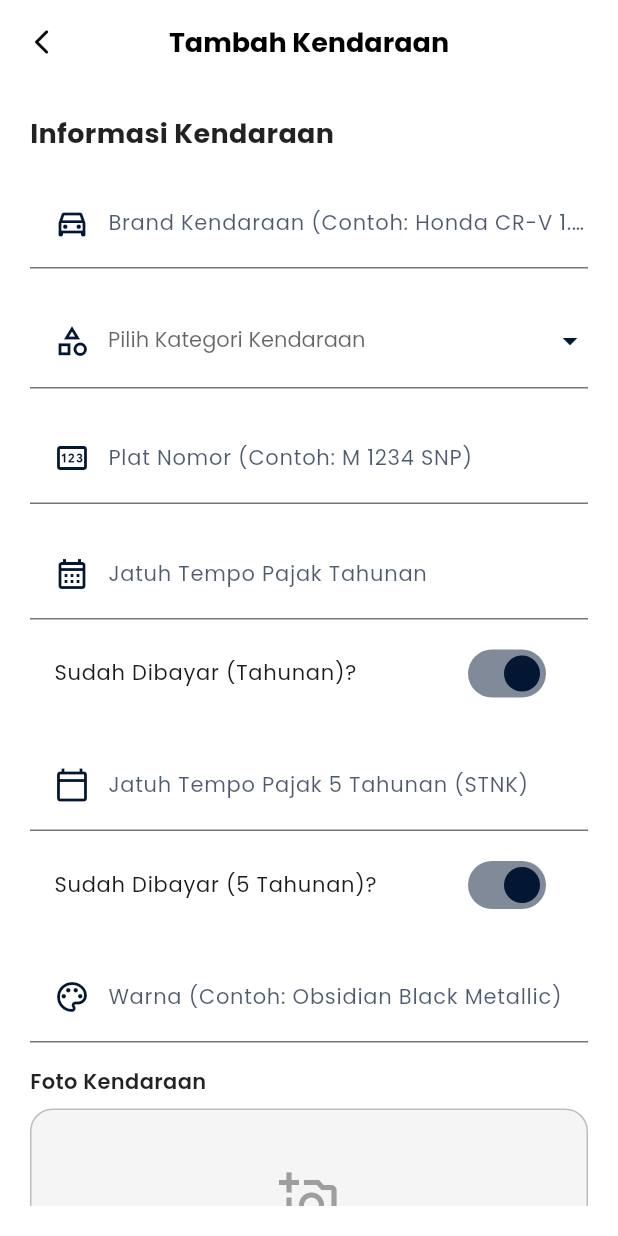
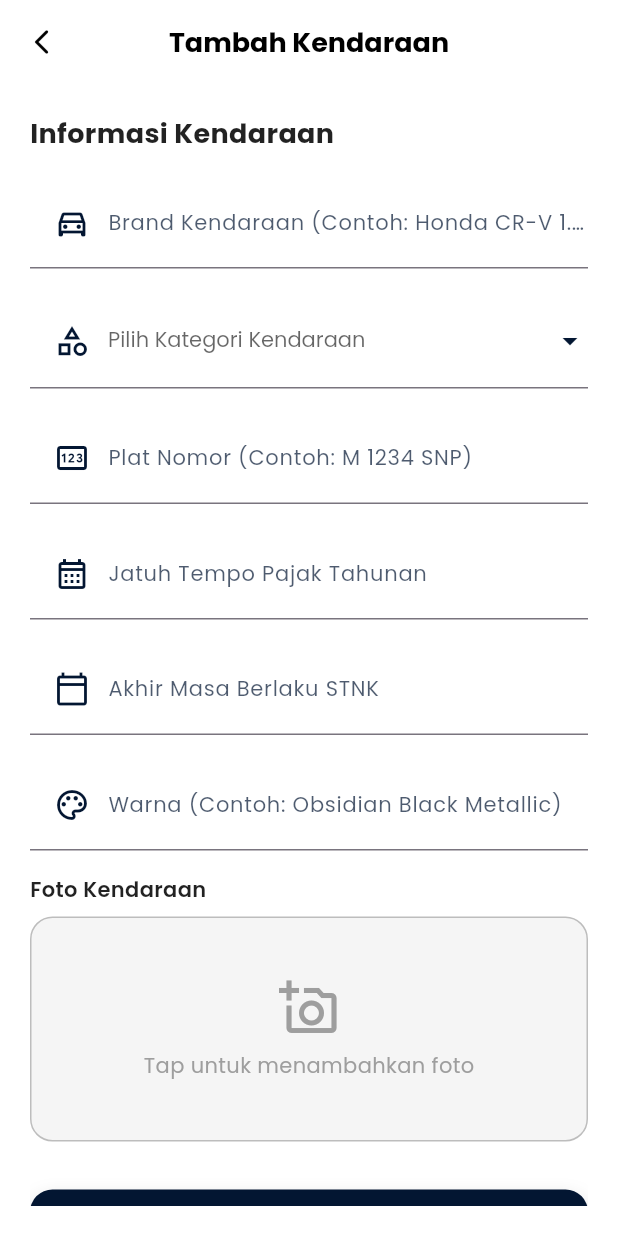
Before and after one commit to rzkyrhmdian/MobileProgramming-FinalProject, a Flutter app: the AddGarageScreen screen opened directly, on a phone screen of 412 x 824 dp. Run offline on Flutter 3.47's test engine with Material 3 defaults, Android fonts, the light colour scheme and no system bars; our stand-ins replace awesome_notifications, cloud_firestore, dio, firebase_auth, firebase_core, flutter_map and 7 more; accounts and stored records are empty.

Commit message:
feat: implement vehicles tax notification

```diff
--- a/mobileprogramming_finalproject/lib/domain/model/garage_vehicle.dart
+++ b/mobileprogramming_finalproject/lib/domain/model/garage_vehicle.dart
@@ -60,7 +60,7 @@ class GarageVehicle {
   }
 
   String get annualTaxStatusText => _getStatusText(annualTaxStatus, 'Tahunan');
-  String get fiveYearTaxStatusText => _getStatusText(fiveYearTaxStatus, '5 Tahunan');
+  String get fiveYearTaxStatusText => _getStatusText(fiveYearTaxStatus, 'STNK');
 
   String _getBadgeText(GarageVehicleStatus status) {
     switch (status) {
--- a/mobileprogramming_finalproject/lib/domain/repository/notification_repository.dart
+++ b/mobileprogramming_finalproject/lib/domain/repository/notification_repository.dart
@@ -1,4 +1,5 @@
 import 'package:mobileprogramming_finalproject/domain/model/notification_info.dart';
+import 'package:mobileprogramming_finalproject/domain/model/garage_vehicle.dart';
 
 abstract class NotificationRepository {
   Future<void> initializeNotification();
@@ -27,4 +28,7 @@ abstract class NotificationRepository {
 
   Stream<List<NotificationInfo>> getUserNotificationsStream();
   Future<void> markAsRead(String docId);
+
+  Future<void> scheduleVehicleTaxNotifications(GarageVehicle vehicle);
+  Future<void> cancelVehicleNotifications(String vehicleId);
 }
--- a/mobileprogramming_finalproject/lib/ui/detail_garage/detail_garage_screen.dart
+++ b/mobileprogramming_finalproject/lib/ui/detail_garage/detail_garage_screen.dart
@@ -146,13 +146,13 @@ class DetailGarageScreen extends StatelessWidget {
                                     const SizedBox(height: 30),
                                     _buildDetailRow(
                                       Icons.calendar_month_outlined,
-                                      'Jatuh Tempo Pajak 5 Tahunan',
+                                      'Akhir Masa Berlaku STNK',
                                       _formatDate(vehicle.fiveYearTaxExpiry),
                                     ),
                                     const SizedBox(height: 15),
                                     _buildDetailRow(
                                       Icons.verified_outlined,
-                                      'Status Pajak 5 Tahunan',
+                                      'Status STNK',
                                       vehicle.fiveYearTaxStatusText,
                                     ),
                                   ],
@@ -468,11 +468,11 @@ class DetailGarageScreen extends StatelessWidget {
                 final success = await viewModel.renewFiveYearTax();
                 if (success && context.mounted) {
                   ScaffoldMessenger.of(context).showSnackBar(
-                    const SnackBar(content: Text('Pajak 5 Tahunan & Tahunan berhasil diperbarui'), backgroundColor: Colors.green),
+                    const SnackBar(content: Text('Masa berlaku STNK & Pajak Tahunan berhasil diperbarui'), backgroundColor: Colors.green),
                   );
                 }
               },
-              child: const Text('5 Tahunan'),
+              child: const Text('STNK'),
             ),
           ],
         );
--- a/mobileprogramming_finalproject/lib/ui/garage/add_garage_screen.dart
+++ b/mobileprogramming_finalproject/lib/ui/garage/add_garage_screen.dart
@@ -183,30 +183,16 @@ class _AddGarageScreenState extends State<AddGarageScreen> {
                         validator: (val) =>
                             val!.isEmpty ? 'Pilih masa berlaku pajak tahunan' : null,
                       ),
-                      const SizedBox(height: 8),
-                      SwitchListTile(
-                        title: const Text('Sudah Dibayar (Tahunan)?', style: TextStyle(fontSize: 14)),
-                        value: _viewModel.isAnnualPaid,
-                        activeColor: AppColors.primary,
-                        onChanged: (val) => _viewModel.updateIsAnnualPaid(val),
-                      ),
                       const SizedBox(height: 16),
                       CustomTextField(
                         controller: _fiveYearTaxExpController,
-                        hint: 'Jatuh Tempo Pajak 5 Tahunan (STNK)',
+                        hint: 'Akhir Masa Berlaku STNK',
                         icon: Icons.calendar_today_outlined,
                         readOnly: true,
                         onTap: () => _selectDate(context, false),
                         onChanged: (val) {},
                         validator: (val) =>
-                            val!.isEmpty ? 'Pilih masa berlaku STNK 5 Tahunan' : null,
-                      ),
-                      const SizedBox(height: 8),
-                      SwitchListTile(
-                        title: const Text('Sudah Dibayar (5 Tahunan)?', style: TextStyle(fontSize: 14)),
-                        value: _viewModel.isFiveYearPaid,
-                        activeColor: AppColors.primary,
-                        onChanged: (val) => _viewModel.updateIsFiveYearPaid(val),
+                            val!.isEmpty ? 'Pilih akhir masa berlaku STNK' : null,
                       ),
                       const SizedBox(height: 16),
                       CustomTextField(
--- a/mobileprogramming_finalproject/lib/ui/garage/garage_screen.dart
+++ b/mobileprogramming_finalproject/lib/ui/garage/garage_screen.dart
@@ -403,7 +403,7 @@ class _GarageScreenState extends State<GarageScreen> {
             ),
             const SizedBox(height: 8),
             _buildTaxStatusRow(
-              '5 Tahunan',
+              'STNK',
               vehicle.fiveYearTaxStatus,
               vehicle.fiveYearTaxStatusText,
               vehicle.fiveYearTaxBadgeText,
```
Also changed, not shown: mobileprogramming_finalproject/lib/data/remote/notification_datasource.dart (+66 -6 lines), mobileprogramming_finalproject/lib/data/repository/notification_repository_impl.dart (+11 -0 lines), mobileprogramming_finalproject/lib/ui/detail_garage/detail_garage_viewmodel.dart (+52 -1 lines), mobileprogramming_finalproject/lib/ui/detail_garage/edit_detail_garage_screen.dart (+4 -30 lines), mobileprogramming_finalproject/lib/ui/garage/add_garage_viewmodel.dart (+27 -10 lines), mobileprogramming_finalproject/pubspec.lock.
